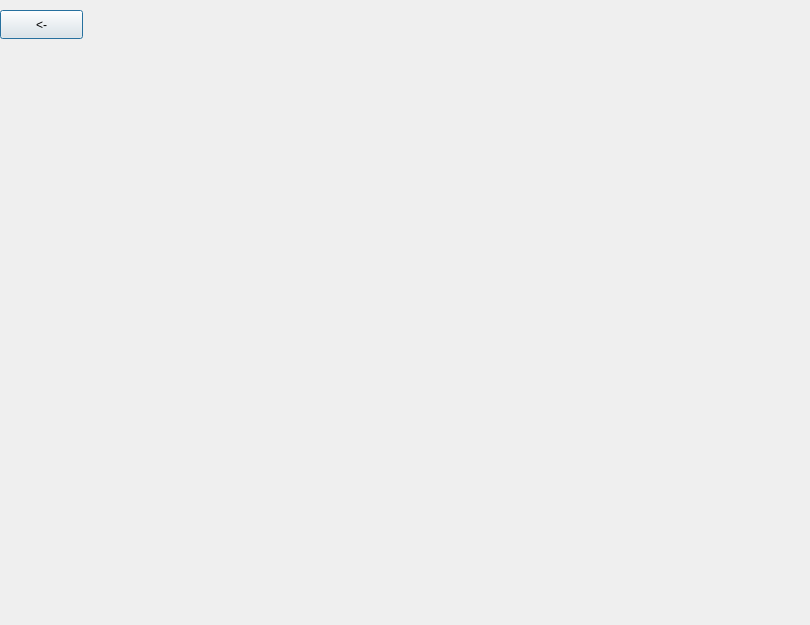
This is wplywydialog.ui in gabbanasik/BanLysProjektPipao as Qt 5 draws it before an edit. The edited form follows.
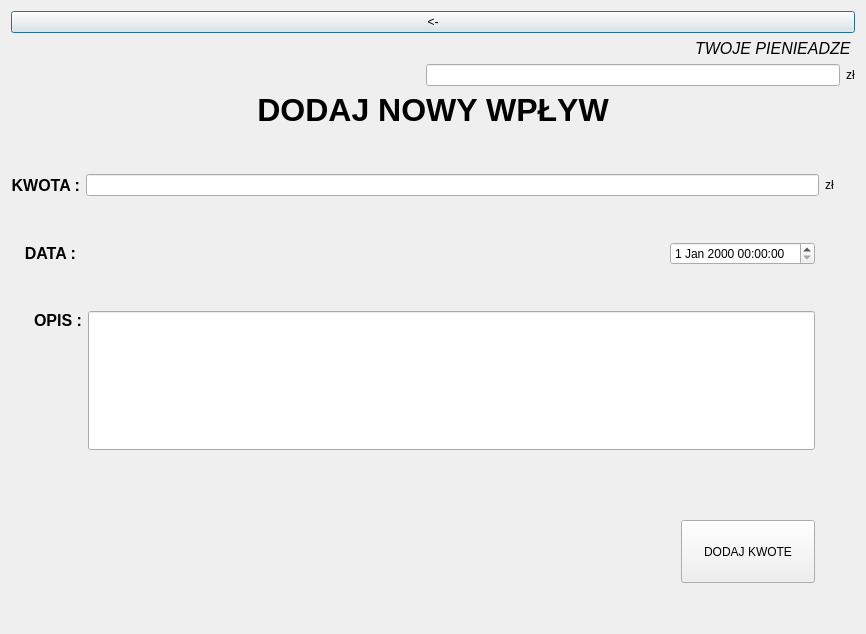
This is the edited form.

Patch:
```diff
--- a/wplywydialog.ui
+++ b/wplywydialog.ui
@@ -6,26 +6,350 @@
    <rect>
     <x>0</x>
     <y>0</y>
-    <width>810</width>
-    <height>625</height>
+    <width>866</width>
+    <height>634</height>
    </rect>
   </property>
   <property name="windowTitle">
    <string>Dialog</string>
   </property>
-  <widget class="QPushButton" name="pushButton">
-   <property name="geometry">
-    <rect>
-     <x>0</x>
-     <y>10</y>
-     <width>83</width>
-     <height>29</height>
-    </rect>
-   </property>
-   <property name="text">
-    <string>&lt;-</string>
-   </property>
-  </widget>
+  <layout class="QVBoxLayout" name="verticalLayout_3" stretch="0,0,5,1,1,0">
+   <item>
+    <layout class="QVBoxLayout" name="verticalLayout">
+     <item>
+      <widget class="QPushButton" name="wsteczWP">
+       <property name="text">
+        <string>&lt;-</string>
+       </property>
+      </widget>
+     </item>
+     <item>
+      <widget class="QLabel" name="label_7">
+       <property name="font">
+        <font>
+         <pointsize>12</pointsize>
+         <italic>true</italic>
+         <bold>false</bold>
+        </font>
+       </property>
+       <property name="text">
+        <string>TWOJE PIENIEADZE </string>
+       </property>
+       <property name="alignment">
+        <set>Qt::AlignRight|Qt::AlignTrailing|Qt::AlignVCenter</set>
+       </property>
+      </widget>
+     </item>
+     <item>
+      <layout class="QHBoxLayout" name="horizontalLayout_4" stretch="0,0,0">
+       <item>
+        <spacer name="horizontalSpacer_4">
+         <property name="orientation">
+          <enum>Qt::Horizontal</enum>
+         </property>
+         <property name="sizeHint" stdset="0">
+          <size>
+           <width>40</width>
+           <height>20</height>
+          </size>
+         </property>
+        </spacer>
+       </item>
+       <item>
+        <widget class="QLineEdit" name="caloscWP"/>
+       </item>
+       <item>
+        <widget class="QLabel" name="label_3">
+         <property name="text">
+          <string>zł</string>
+         </property>
+        </widget>
+       </item>
+      </layout>
+     </item>
+    </layout>
+   </item>
+   <item>
+    <widget class="QLabel" name="label">
+     <property name="font">
+      <font>
+       <pointsize>24</pointsize>
+       <bold>true</bold>
+      </font>
+     </property>
+     <property name="text">
+      <string>DODAJ NOWY WPŁYW</string>
+     </property>
+     <property name="alignment">
+      <set>Qt::AlignCenter</set>
+     </property>
+    </widget>
+   </item>
+   <item>
+    <layout class="QVBoxLayout" name="verticalLayout_2" stretch="0,0,0,0,0,1">
+     <item>
+      <spacer name="verticalSpacer">
+       <property name="orientation">
+        <enum>Qt::Vertical</enum>
+       </property>
+       <property name="sizeHint" stdset="0">
+        <size>
+         <width>20</width>
+         <height>40</height>
+        </size>
+       </property>
+      </spacer>
+     </item>
+     <item>
+      <layout class="QHBoxLayout" name="horizontalLayout" stretch="0,35,0,1">
+       <item>
+        <widget class="QLabel" name="label_4">
+         <property name="font">
+          <font>
+           <pointsize>12</pointsize>
+           <bold>true</bold>
+          </font>
+         </property>
+         <property name="text">
+          <string>KWOTA :</string>
+         </property>
+         <property name="alignment">
+          <set>Qt::AlignRight|Qt::AlignTrailing|Qt::AlignVCenter</set>
+         </property>
+        </widget>
+       </item>
+       <item>
+        <widget class="QLineEdit" name="kwotaWP">
+         <property name="sizePolicy">
+          <sizepolicy hsizetype="Expanding" vsizetype="Minimum">
+           <horstretch>0</horstretch>
+           <verstretch>0</verstretch>
+          </sizepolicy>
+         </property>
+        </widget>
+       </item>
+       <item>
+        <widget class="QLabel" name="label_2">
+         <property name="text">
+          <string>zł</string>
+         </property>
+        </widget>
+       </item>
+       <item>
+        <spacer name="horizontalSpacer_2">
+         <property name="orientation">
+          <enum>Qt::Horizontal</enum>
+         </property>
+         <property name="sizeHint" stdset="0">
+          <size>
+           <width>40</width>
+           <height>20</height>
+          </size>
+         </property>
+        </spacer>
+       </item>
+      </layout>
+     </item>
+     <item>
+      <spacer name="verticalSpacer_4">
+       <property name="orientation">
+        <enum>Qt::Vertical</enum>
+       </property>
+       <property name="sizeHint" stdset="0">
+        <size>
+         <width>20</width>
+         <height>40</height>
+        </size>
+       </property>
+      </spacer>
+     </item>
+     <item>
+      <layout class="QHBoxLayout" name="horizontalLayout_2" stretch="0,2,0,0">
+       <item>
+        <widget class="QLabel" name="label_5">
+         <property name="font">
+          <font>
+           <pointsize>12</pointsize>
+           <bold>true</bold>
+          </font>
+         </property>
+         <property name="text">
+          <string>   DATA :</string>
+         </property>
+         <property name="alignment">
+          <set>Qt::AlignRight|Qt::AlignTrailing|Qt::AlignVCenter</set>
+         </property>
+        </widget>
+       </item>
+       <item>
+        <spacer name="horizontalSpacer_7">
+         <property name="orientation">
+          <enum>Qt::Horizontal</enum>
+         </property>
+         <property name="sizeHint" stdset="0">
+          <size>
+           <width>40</width>
+           <height>20</height>
+          </size>
+         </property>
+        </spacer>
+       </item>
+       <item>
+        <widget class="QDateTimeEdit" name="dataWP">
+         <property name="sizePolicy">
+          <sizepolicy hsizetype="Fixed" vsizetype="Maximum">
+           <horstretch>0</horstretch>
+           <verstretch>0</verstretch>
+          </sizepolicy>
+         </property>
+        </widget>
+       </item>
+       <item>
+        <spacer name="horizontalSpacer_3">
+         <property name="orientation">
+          <enum>Qt::Horizontal</enum>
+         </property>
+         <property name="sizeHint" stdset="0">
+          <size>
+           <width>40</width>
+           <height>20</height>
+          </size>
+         </property>
+        </spacer>
+       </item>
+      </layout>
+     </item>
+     <item>
+      <spacer name="verticalSpacer_5">
+       <property name="orientation">
+        <enum>Qt::Vertical</enum>
+       </property>
+       <property name="sizeHint" stdset="0">
+        <size>
+         <width>20</width>
+         <height>40</height>
+        </size>
+       </property>
+      </spacer>
+     </item>
+     <item>
+      <layout class="QHBoxLayout" name="horizontalLayout_3" stretch="0,1,0">
+       <property name="sizeConstraint">
+        <enum>QLayout::SetDefaultConstraint</enum>
+       </property>
+       <item>
+        <widget class="QLabel" name="label_6">
+         <property name="font">
+          <font>
+           <pointsize>12</pointsize>
+           <bold>true</bold>
+          </font>
+         </property>
+         <property name="text">
+          <string>     OPIS :</string>
+         </property>
+         <property name="alignment">
+          <set>Qt::AlignRight|Qt::AlignTop|Qt::AlignTrailing</set>
+         </property>
+        </widget>
+       </item>
+       <item>
+        <widget class="QLineEdit" name="opisWP">
+         <property name="sizePolicy">
+          <sizepolicy hsizetype="Expanding" vsizetype="Minimum">
+           <horstretch>0</horstretch>
+           <verstretch>0</verstretch>
+          </sizepolicy>
+         </property>
+        </widget>
+       </item>
+       <item>
+        <spacer name="horizontalSpacer">
+         <property name="orientation">
+          <enum>Qt::Horizontal</enum>
+         </property>
+         <property name="sizeHint" stdset="0">
+          <size>
+           <width>40</width>
+           <height>20</height>
+          </size>
+         </property>
+        </spacer>
+       </item>
+      </layout>
+     </item>
+    </layout>
+   </item>
+   <item>
+    <spacer name="verticalSpacer_2">
+     <property name="orientation">
+      <enum>Qt::Vertical</enum>
+     </property>
+     <property name="sizeHint" stdset="0">
+      <size>
+       <width>20</width>
+       <height>40</height>
+      </size>
+     </property>
+    </spacer>
+   </item>
+   <item>
+    <layout class="QHBoxLayout" name="horizontalLayout_5" stretch="5,1,0">
+     <item>
+      <spacer name="horizontalSpacer_5">
+       <property name="orientation">
+        <enum>Qt::Horizontal</enum>
+       </property>
+       <property name="sizeHint" stdset="0">
+        <size>
+         <width>40</width>
+         <height>20</height>
+        </size>
+       </property>
+      </spacer>
+     </item>
+     <item>
+      <widget class="QPushButton" name="dodajWP">
+       <property name="sizePolicy">
+        <sizepolicy hsizetype="Minimum" vsizetype="Minimum">
+         <horstretch>0</horstretch>
+         <verstretch>0</verstretch>
+        </sizepolicy>
+       </property>
+       <property name="text">
+        <string>DODAJ KWOTE</string>
+       </property>
+      </widget>
+     </item>
+     <item>
+      <spacer name="horizontalSpacer_6">
+       <property name="orientation">
+        <enum>Qt::Horizontal</enum>
+       </property>
+       <property name="sizeHint" stdset="0">
+        <size>
+         <width>40</width>
+         <height>20</height>
+        </size>
+       </property>
+      </spacer>
+     </item>
+    </layout>
+   </item>
+   <item>
+    <spacer name="verticalSpacer_3">
+     <property name="orientation">
+      <enum>Qt::Vertical</enum>
+     </property>
+     <property name="sizeHint" stdset="0">
+      <size>
+       <width>20</width>
+       <height>40</height>
+      </size>
+     </property>
+    </spacer>
+   </item>
+  </layout>
  </widget>
  <resources/>
  <connections>
```
Left out of the diff: 4 changed lines with no effect on the pictures.
